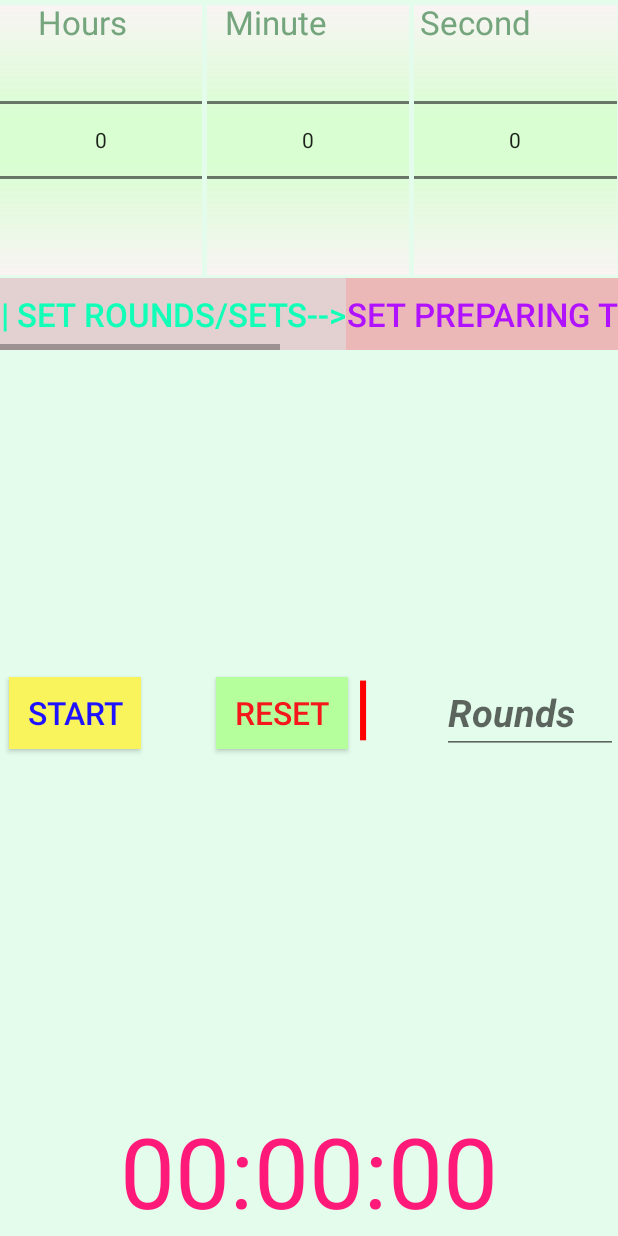
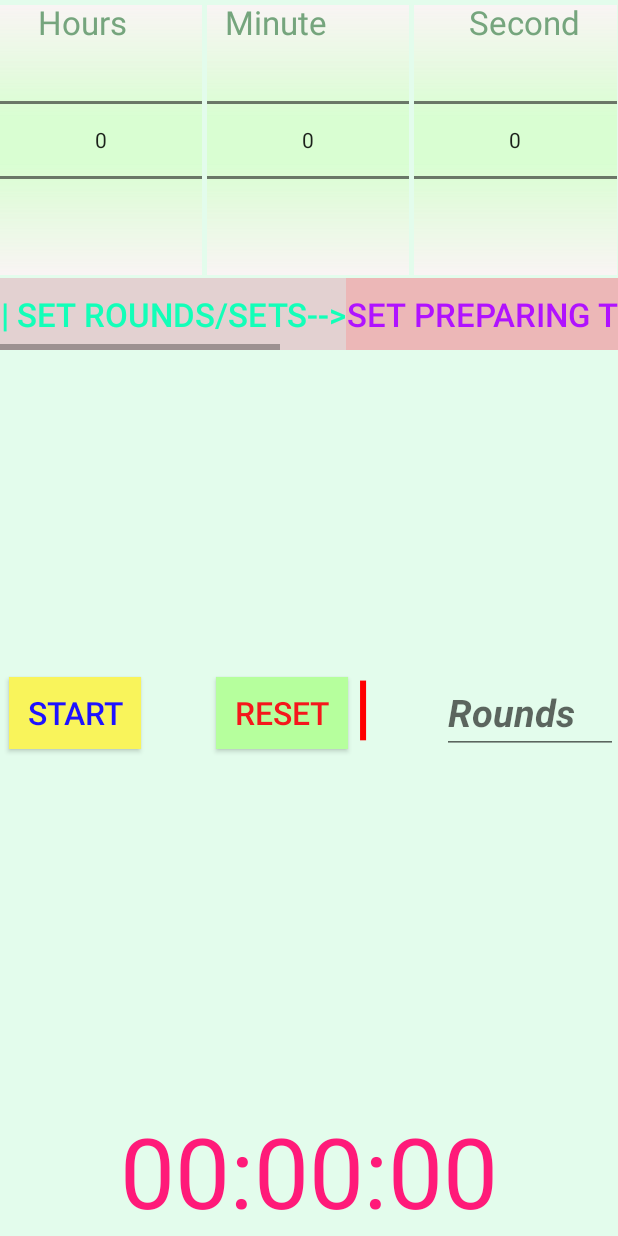
Before and after one commit to vasterlord/LastProG_Timer, an Android app: the layout fragment_sport_timer.xml on its own in the app's theme, with its tools: preview values and no code run, on a phone screen of 412 x 824 dp. Run offline under Robolectric (Android 15) with nearby library versions, the phone set to English and light mode, and no system bars.

Commit message:
modifi all desine

```diff
--- a/app/src/main/res/layout/fragment_sport_timer.xml
+++ b/app/src/main/res/layout/fragment_sport_timer.xml
@@ -195,7 +195,8 @@
         android:text="Hours"
         android:id="@+id/textView3"
         android:layout_marginLeft="25dp"
-        android:textColor="#75a57d" />
+        android:textColor="#75a57d"
+        android:layout_gravity="left" />
 
     <TextView
         android:layout_width="wrap_content"
@@ -204,7 +205,8 @@
         android:text="Minute"
         android:id="@+id/textView4"
         android:layout_marginLeft="150dp"
-        android:textColor="#75a57d" />
+        android:textColor="#75a57d"
+        android:layout_gravity="center_vertical|top" />
 
     <TextView
         android:layout_width="wrap_content"
@@ -212,7 +214,8 @@
         android:textAppearance="?android:attr/textAppearanceLarge"
         android:text="Second"
         android:id="@+id/textView5"
-        android:layout_marginLeft="280dp"
-        android:textColor="#75a57d" />
+        android:textColor="#75a57d"
+        android:layout_gravity="right"
+        android:layout_marginRight="25dp" />
 
 </FrameLayout>
```
